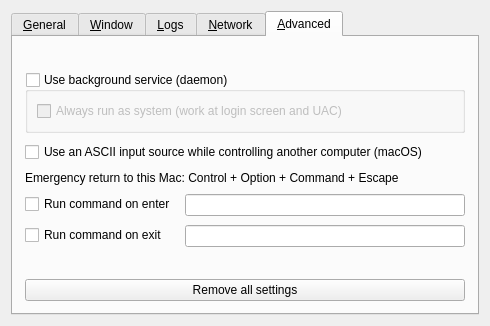
Before: the Qt Designer form src/lib/gui/dialogs/SettingsDialog.ui in gotahu/deskflow-logi-jis, drawn with Qt 5.
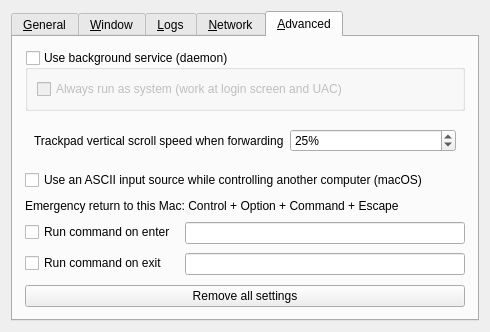
After: the same form once the commit is applied. The open tabs and pages were chosen to show the change. Icons and pictures are not drawn.

Commit message: Add adjustable trackpad vertical scroll speed without slowing mouse wheels

```diff
--- a/src/lib/gui/dialogs/SettingsDialog.ui
+++ b/src/lib/gui/dialogs/SettingsDialog.ui
@@ -804,6 +804,14 @@
          </layout>
         </widget>
        </item>
+       <item>
+        <widget class="QWidget" name="trackpadScrollControls">
+         <layout class="QHBoxLayout" name="trackpadScrollLayout">
+          <item><widget class="QLabel" name="lblTrackpadScroll"><property name="text"><string>Trackpad vertical scroll speed when forwarding</string></property></widget></item>
+          <item><widget class="QSpinBox" name="sbTrackpadScroll"><property name="suffix"><string>%</string></property><property name="minimum"><number>1</number></property><property name="maximum"><number>200</number></property><property name="value"><number>25</number></property><property name="toolTip"><string>100% keeps the previous speed. Applies to trackpad gestures and momentum, not ordinary mouse wheel events.</string></property></widget></item>
+         </layout>
+        </widget>
+       </item>
        <item>
         <widget class="QCheckBox" name="cbSwitchToAsciiOnLeave">
          <property name="toolTip">
```
The commit also changes 8 other files.
